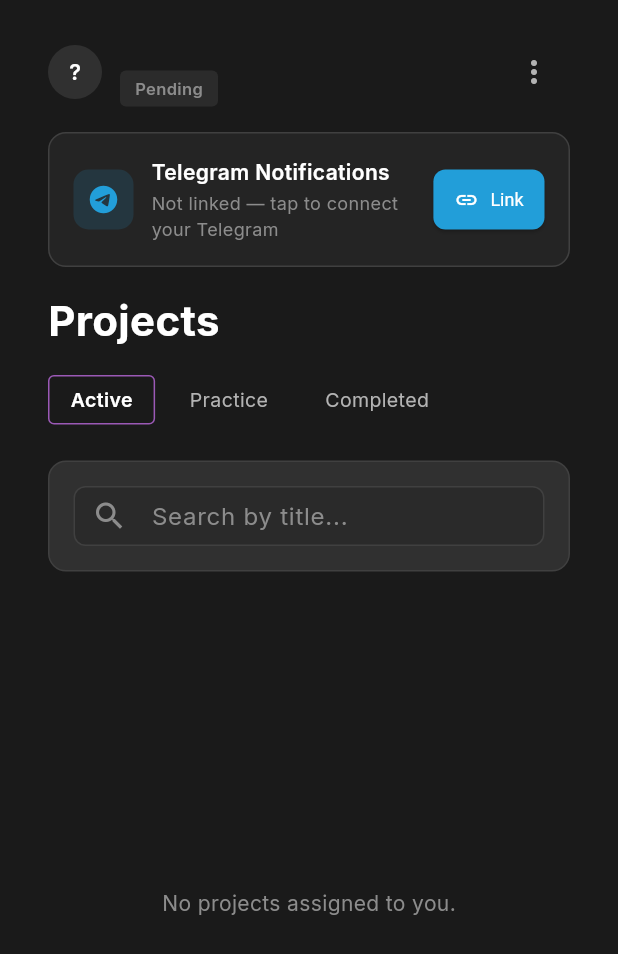
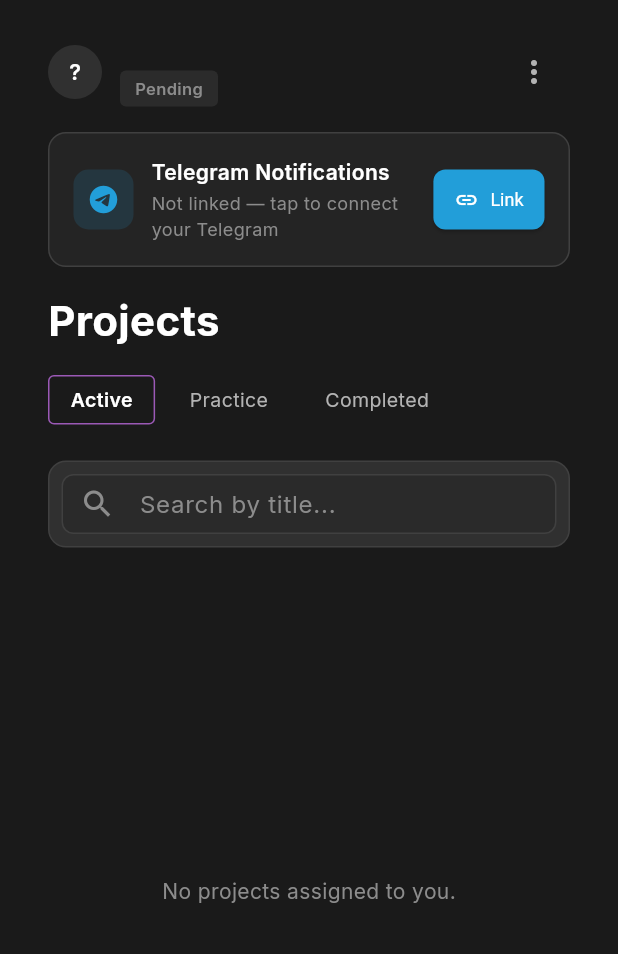
Before and after one commit to Shahriar385/thumbhq-app, a Flutter app: the DashboardScreen screen opened by its route, on a phone screen of 412 x 824 dp. Shown: the top 954 px of the screen. Run offline on Flutter 3.47's test engine with Material 3 defaults, Android fonts, the light colour scheme and no system bars; our stand-ins replace cached_network_image, cloud_firestore, firebase_auth, firebase_core, firebase_storage, fl_chart and 6 more; missing offline and left inert: google_sign_in_all_platforms; accounts and stored records are empty.

Commit message:
style: Make filter bar responsive for mobile screens

```diff
--- a/lib/screens/dashboard/widgets/dashboard_filter_bar.dart
+++ b/lib/screens/dashboard/widgets/dashboard_filter_bar.dart
@@ -18,22 +18,65 @@ class DashboardFilterBar extends ConsumerWidget {
     if (currentUser == null) return const SizedBox.shrink();
 
     final isManager = currentUser.isManager;
+    final isDesktop = MediaQuery.of(context).size.width > 900;
 
     return Container(
       width: double.infinity,
-      padding: const EdgeInsets.all(16),
+      padding: const EdgeInsets.all(8),
       margin: const EdgeInsets.only(bottom: 24),
       decoration: BoxDecoration(
         color: AppColors.surfaceElevated,
         borderRadius: BorderRadius.circular(12),
         border: Border.all(color: AppColors.border),
       ),
-      child: Row(
+      child: isDesktop
+          ? Row(
               crossAxisAlignment: CrossAxisAlignment.center,
               children: [
-          // Project Title Search (Available to everyone)
-          Expanded(
-            child: SizedBox(
+                Expanded(child: _buildSearchField(ref)),
+                if (isManager) ...[
+                  const SizedBox(width: 16),
+                  _buildStrategistDropdown(ref),
+                  const SizedBox(width: 8),
+                  _buildDesignerDropdown(ref),
+                  const SizedBox(width: 8),
+                  _buildClientDropdown(ref),
+                  const SizedBox(width: 8),
+                  if (ref.watch(selectedTabProvider) != ProjectStatus.practice) ...[
+                    _buildStatusDropdown(ref),
+                    const SizedBox(width: 8),
+                  ],
+                  if (_hasActiveFilters(ref)) _buildClearButton(ref),
+                ],
+              ],
+            )
+          : Column(
+              crossAxisAlignment: CrossAxisAlignment.start,
+              children: [
+                _buildSearchField(ref),
+                if (isManager) ...[
+                  const SizedBox(height: 12),
+                  Wrap(
+                    spacing: 8,
+                    runSpacing: 8,
+                    crossAxisAlignment: WrapCrossAlignment.center,
+                    children: [
+                      _buildStrategistDropdown(ref),
+                      _buildDesignerDropdown(ref),
+                      _buildClientDropdown(ref),
+                      if (ref.watch(selectedTabProvider) != ProjectStatus.practice)
+                        _buildStatusDropdown(ref),
+                      if (_hasActiveFilters(ref)) _buildClearButton(ref),
+                    ],
+                  ),
+                ],
+              ],
+            ),
+    );
+  }
+
+  Widget _buildSearchField(WidgetRef ref) {
+    return SizedBox(
       height: 40,
       child: TextField(
         style: const TextStyle(color: AppColors.textPrimary),
@@ -53,32 +96,11 @@ class DashboardFilterBar extends ConsumerWidget {
           ref.read(searchQueryProvider.notifier).state = value;
         },
       ),
-            ),
-          ),
+    );
+  }
 
-          if (isManager) ...[
-            const SizedBox(width: 16),
-            // Strategist Dropdown
-            _buildStrategistDropdown(ref),
-            const SizedBox(width: 8),
-
-            // Designer Dropdown
-            _buildDesignerDropdown(ref),
-            const SizedBox(width: 8),
-
-            // Client Dropdown
-            _buildClientDropdown(ref),
-            const SizedBox(width: 8),
-
-            // Status Filter
-            if (ref.watch(selectedTabProvider) != ProjectStatus.practice) ...[
-              _buildStatusDropdown(ref),
-              const SizedBox(width: 8),
-            ],
-
-            // Clear Filters Button
-            if (_hasActiveFilters(ref))
-              SizedBox(
+  Widget _buildClearButton(WidgetRef ref) {
+    return SizedBox(
       height: 40,
       child: TextButton.icon(
         onPressed: () {
@@ -93,10 +115,6 @@ class DashboardFilterBar extends ConsumerWidget {
         style: TextButton.styleFrom(
           foregroundColor: AppColors.error,
         ),
-                ),
-              ),
-          ],
-        ],
       ),
     );
   }
@@ -245,7 +263,7 @@ class DashboardFilterBar extends ConsumerWidget {
         : statuses.first;
 
     return Container(
-      width: 130,
+      width: 140,
       height: 40,
       padding: const EdgeInsets.symmetric(horizontal: 12),
       decoration: BoxDecoration(
```
Lines whose indentation alone changed are shown as unchanged.
